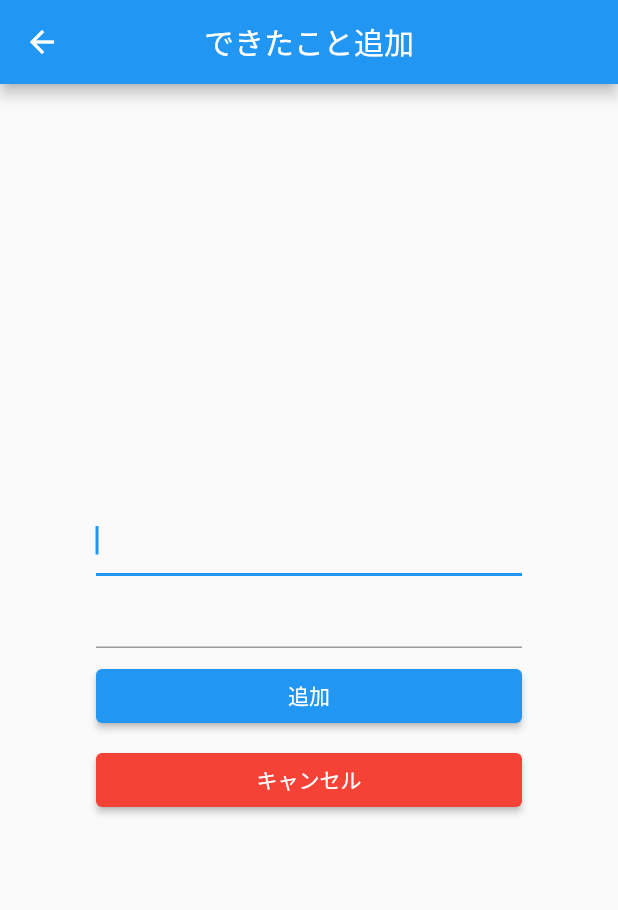
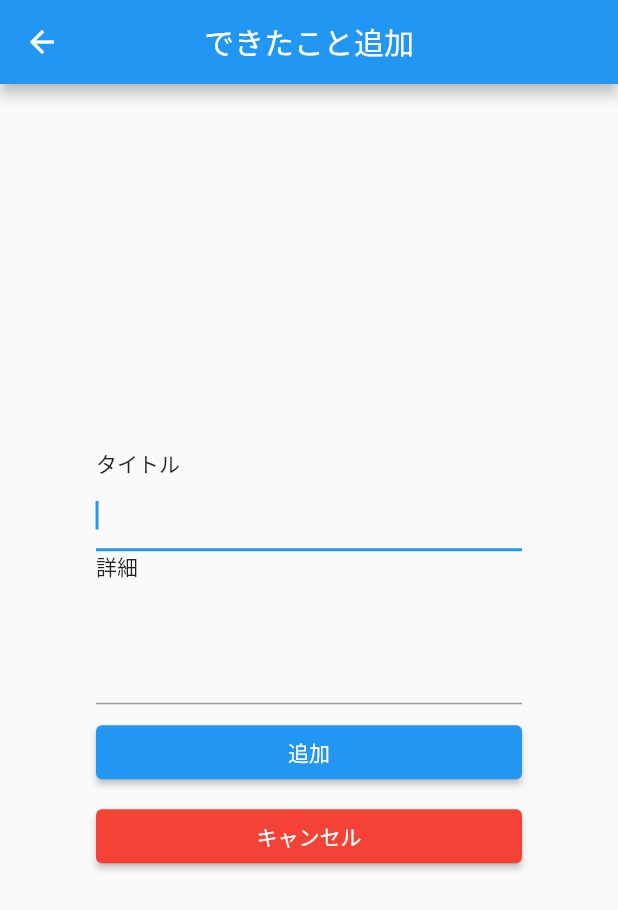
Before and after one commit to i-tanaka730/achievement-list, a Flutter app: the AchievementAddPage screen opened directly, on a phone screen of 412 x 824 dp. Shown: the top 910 px of the screen. Run offline on Flutter 3.47's test engine with Material 2 defaults, Android fonts, the phone set to English and light mode, and no system bars; our stand-ins replace flutter_slidable, shared_preferences; accounts and stored records are empty.

Commit message:
feat: 日付・詳細を設定できるように対応。

```diff
--- a/lib/achievement.dart
+++ b/lib/achievement.dart
@@ -1,22 +1,16 @@
-class Achievement
-{
+class Achievement {
   late String title;
   late String detail;
-  late DateTime createDate;
+  late String createDate;
 
   Achievement(this.title, this.detail, this.createDate);
 
   Map toJson() {
-    return {
-      'title': title,
-      'detail': detail,
-      'createDate': createDate
-    };
+    return {'title': title, 'detail': detail, 'createDate': createDate};
   }
 
-  Achievement.fromJson(Map json)
-  {
-    title = json['id'];
+  Achievement.fromJson(Map json) {
+    title = json['title'];
     detail = json['detail'];
     createDate = json['createDate'];
   }
--- a/lib/achievement_add_page.dart
+++ b/lib/achievement_add_page.dart
@@ -1,23 +1,26 @@
 import 'package:flutter/material.dart';
 import 'achievement.dart';
+import 'package:intl/intl.dart';
 
 class AchievementAddPage extends StatefulWidget {
   final Achievement? targetAchievement;
-  const AchievementAddPage({Key? key, this.targetAchievement}) : super(key: key);
+  const AchievementAddPage({Key? key, this.targetAchievement})
+      : super(key: key);
 
   @override
   _AchievementAddPageState createState() => _AchievementAddPageState();
 }
 
 class _AchievementAddPageState extends State<AchievementAddPage> {
-
   late Achievement? _achievement;
   late String _title;
   late String _detail;
   late String _caption;
 
   Achievement createAchievement(String title, String detail) {
-    return Achievement(title, detail, DateTime.now());
+    var outputFormat = DateFormat('yyyy/MM/dd HH:mm');
+    var date = outputFormat.format(DateTime.now());
+    return Achievement(title, detail, date);
   }
 
   void updateAchievement(Achievement achievement, String title, String detail) {
@@ -31,7 +34,7 @@ class _AchievementAddPageState extends State<AchievementAddPage> {
     _achievement = widget.targetAchievement;
     _title = _achievement?.title ?? "";
     _detail = _achievement?.detail ?? "";
-    _caption = _achievement != null ? "編集" : "追加";
+    _caption = _achievement != null ? "更新" : "追加";
   }
 
   @override
@@ -45,7 +48,9 @@ class _AchievementAddPageState extends State<AchievementAddPage> {
         padding: const EdgeInsets.all(64),
         child: Column(
           mainAxisAlignment: MainAxisAlignment.center,
+          crossAxisAlignment: CrossAxisAlignment.start,
           children: <Widget>[
+            const Text("タイトル", textAlign: TextAlign.left),
             TextField(
               autofocus: true,
               controller: TextEditingController(text: _title),
@@ -53,7 +58,11 @@ class _AchievementAddPageState extends State<AchievementAddPage> {
                 _title = value;
               },
             ),
+            const Text("詳細"),
             TextField(
+              keyboardType: TextInputType.multiline,
+              maxLines: null,
+              minLines: 3,
               controller: TextEditingController(text: _detail),
               onChanged: (String value) {
                 _detail = value;
@@ -72,7 +81,8 @@ class _AchievementAddPageState extends State<AchievementAddPage> {
                   }
                   Navigator.of(context).pop(_achievement);
                 },
-                child: Text(_caption, style: const TextStyle(color: Colors.white)),
+                child:
+                    Text(_caption, style: const TextStyle(color: Colors.white)),
               ),
             ),
             const SizedBox(height: 8),
@@ -86,7 +96,8 @@ class _AchievementAddPageState extends State<AchievementAddPage> {
                 style: ElevatedButton.styleFrom(
                   primary: Colors.red,
                 ),
-                child: const Text('キャンセル', style: TextStyle(color: Colors.white)),
+                child:
+                    const Text('キャンセル', style: TextStyle(color: Colors.white)),
               ),
             ),
           ],
--- a/pubspec.yaml
+++ b/pubspec.yaml
@@ -33,6 +33,8 @@ dependencies:
   shared_preferences:
   # Flutter Linter
   flutter_lints:
+  #DataFormat
+  intl:
 
 # ---------- 開発時用途のライブラリの利用 ----------
 
```
Also changed, not shown: lib/achievement_list_page.dart (+7 -14 lines), lib/achievement_storage.dart (+4 -8 lines), pubspec.lock.
